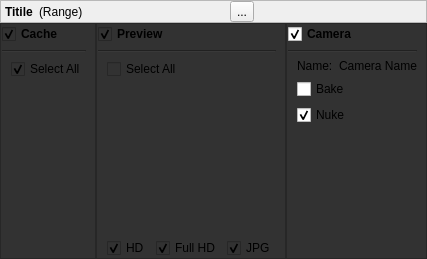
Qt form ui/item.ui (iceanimations/multiShotExport) before a commit.
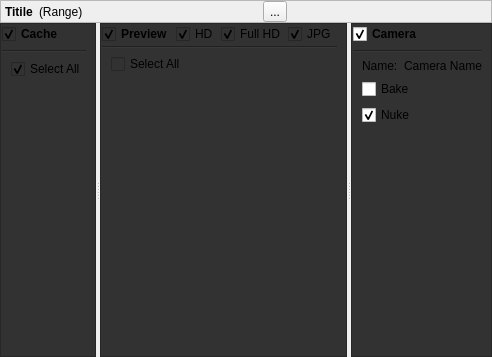
The same form after that commit.

```diff
--- a/ui/item.ui
+++ b/ui/item.ui
@@ -6,8 +6,8 @@
    <rect>
     <x>0</x>
     <y>0</y>
-    <width>384</width>
-    <height>259</height>
+    <width>477</width>
+    <height>357</height>
    </rect>
   </property>
   <property name="sizePolicy">
@@ -34,6 +34,12 @@
    </property>
    <item>
     <widget class="QFrame" name="titleFrame">
+     <property name="sizePolicy">
+      <sizepolicy hsizetype="Preferred" vsizetype="Fixed">
+       <horstretch>0</horstretch>
+       <verstretch>0</verstretch>
+      </sizepolicy>
+     </property>
      <property name="cursor">
       <cursorShape>PointingHandCursor</cursorShape>
      </property>
@@ -136,7 +142,7 @@
      <property name="frameShadow">
       <enum>QFrame::Plain</enum>
      </property>
-     <layout class="QHBoxLayout" name="horizontalLayout_2">
+     <layout class="QVBoxLayout" name="verticalLayout_2">
       <property name="spacing">
        <number>0</number>
       </property>
@@ -144,6 +150,22 @@
        <number>0</number>
       </property>
       <item>
+       <widget class="QSplitter" name="splitter">
+        <property name="minimumSize">
+         <size>
+          <width>0</width>
+          <height>300</height>
+         </size>
+        </property>
+        <property name="maximumSize">
+         <size>
+          <width>16777215</width>
+          <height>16777215</height>
+         </size>
+        </property>
+        <property name="orientation">
+         <enum>Qt::Horizontal</enum>
+        </property>
        <widget class="QFrame" name="frame_2">
         <property name="sizePolicy">
          <sizepolicy hsizetype="Expanding" vsizetype="Expanding">
@@ -239,8 +261,8 @@
              <rect>
               <x>0</x>
               <y>0</y>
-              <width>76</width>
-              <height>178</height>
+               <width>80</width>
+               <height>276</height>
              </rect>
             </property>
             <layout class="QVBoxLayout" name="verticalLayout_10">
@@ -277,8 +299,6 @@
          </item>
         </layout>
        </widget>
-      </item>
-      <item>
        <widget class="QFrame" name="frame_3">
         <property name="sizePolicy">
          <sizepolicy hsizetype="Expanding" vsizetype="Expanding">
@@ -300,6 +320,9 @@
          <enum>QFrame::Plain</enum>
         </property>
         <layout class="QVBoxLayout" name="verticalLayout_3">
+          <property name="spacing">
+           <number>2</number>
+          </property>
          <property name="leftMargin">
           <number>1</number>
          </property>
@@ -310,6 +333,11 @@
           <number>9</number>
          </property>
          <property name="bottomMargin">
+           <number>0</number>
+          </property>
+          <item>
+           <layout class="QHBoxLayout" name="horizontalLayout_5">
+            <property name="leftMargin">
           <number>0</number>
          </property>
          <item>
@@ -335,89 +363,18 @@
           </widget>
          </item>
          <item>
-          <widget class="Line" name="line_2">
+             <spacer name="horizontalSpacer_3">
            <property name="orientation">
             <enum>Qt::Horizontal</enum>
            </property>
-          </widget>
-         </item>
-         <item>
-          <layout class="QHBoxLayout" name="horizontalLayout_5">
-           <property name="leftMargin">
-            <number>9</number>
-           </property>
-           <item>
-            <widget class="QCheckBox" name="pSelectAllButton">
-             <property name="toolTip">
-              <string>Select all display layers</string>
-             </property>
-             <property name="text">
-              <string>Select All</string>
-             </property>
-            </widget>
-           </item>
-          </layout>
-         </item>
-         <item>
-          <widget class="QScrollArea" name="scrollArea_2">
-           <property name="sizePolicy">
-            <sizepolicy hsizetype="Expanding" vsizetype="Expanding">
-             <horstretch>0</horstretch>
-             <verstretch>0</verstretch>
-            </sizepolicy>
-           </property>
-           <property name="frameShape">
-            <enum>QFrame::NoFrame</enum>
-           </property>
-           <property name="widgetResizable">
-            <bool>true</bool>
-           </property>
-           <widget class="QWidget" name="scrollAreaWidgetContents_2">
-            <property name="geometry">
-             <rect>
-              <x>0</x>
-              <y>0</y>
-              <width>156</width>
-              <height>153</height>
-             </rect>
-            </property>
-            <layout class="QVBoxLayout" name="verticalLayout_9">
-             <property name="margin">
-              <number>0</number>
-             </property>
-             <item>
-              <layout class="QVBoxLayout" name="layerLayout">
-               <property name="leftMargin">
-                <number>9</number>
-               </property>
-              </layout>
-             </item>
-             <item>
-              <layout class="QVBoxLayout" name="verticalLayout_8">
-               <item>
-                <spacer name="verticalSpacer_3">
-                 <property name="orientation">
-                  <enum>Qt::Vertical</enum>
-                 </property>
                  <property name="sizeHint" stdset="0">
                   <size>
-                   <width>20</width>
-                   <height>40</height>
+                <width>40</width>
+                <height>20</height>
                   </size>
                  </property>
                 </spacer>
                </item>
-              </layout>
-             </item>
-            </layout>
-           </widget>
-          </widget>
-         </item>
-         <item>
-          <layout class="QHBoxLayout" name="horizontalLayout_3">
-           <property name="leftMargin">
-            <number>9</number>
-           </property>
            <item>
             <widget class="QCheckBox" name="hdButton">
              <property name="toolTip">
@@ -459,10 +416,90 @@
            </item>
           </layout>
          </item>
-        </layout>
+          <item>
+           <widget class="Line" name="line_2">
+            <property name="orientation">
+             <enum>Qt::Horizontal</enum>
+            </property>
        </widget>
       </item>
       <item>
+           <layout class="QHBoxLayout" name="horizontalLayout_2">
+            <property name="leftMargin">
+             <number>9</number>
+            </property>
+            <property name="topMargin">
+             <number>3</number>
+            </property>
+            <item>
+             <widget class="QCheckBox" name="pSelectAllButton">
+              <property name="toolTip">
+               <string>Select all display layers</string>
+              </property>
+              <property name="text">
+               <string>Select All</string>
+              </property>
+             </widget>
+            </item>
+           </layout>
+          </item>
+          <item>
+           <widget class="QScrollArea" name="scrollArea_2">
+            <property name="sizePolicy">
+             <sizepolicy hsizetype="Expanding" vsizetype="Expanding">
+              <horstretch>0</horstretch>
+              <verstretch>0</verstretch>
+             </sizepolicy>
+            </property>
+            <property name="frameShape">
+             <enum>QFrame::NoFrame</enum>
+            </property>
+            <property name="widgetResizable">
+             <bool>true</bool>
+            </property>
+            <widget class="QWidget" name="scrollAreaWidgetContents_2">
+             <property name="geometry">
+              <rect>
+               <x>0</x>
+               <y>0</y>
+               <width>228</width>
+               <height>281</height>
+              </rect>
+             </property>
+             <layout class="QVBoxLayout" name="verticalLayout_9">
+              <property name="margin">
+               <number>0</number>
+              </property>
+              <item>
+               <layout class="QVBoxLayout" name="layerLayout">
+                <property name="leftMargin">
+                 <number>9</number>
+                </property>
+               </layout>
+              </item>
+              <item>
+               <layout class="QVBoxLayout" name="verticalLayout_8">
+                <item>
+                 <spacer name="verticalSpacer_3">
+                  <property name="orientation">
+                   <enum>Qt::Vertical</enum>
+                  </property>
+                  <property name="sizeHint" stdset="0">
+                   <size>
+                    <width>20</width>
+                    <height>40</height>
+                   </size>
+                  </property>
+                 </spacer>
+                </item>
+               </layout>
+              </item>
+             </layout>
+            </widget>
+           </widget>
+          </item>
+         </layout>
+        </widget>
        <widget class="QFrame" name="frame_4">
         <property name="sizePolicy">
          <sizepolicy hsizetype="Expanding" vsizetype="Expanding">
@@ -483,7 +520,7 @@
         <property name="frameShadow">
          <enum>QFrame::Plain</enum>
         </property>
-        <layout class="QVBoxLayout" name="verticalLayout_2">
+         <layout class="QVBoxLayout" name="verticalLayout_5">
          <property name="leftMargin">
           <number>1</number>
          </property>
@@ -526,7 +563,7 @@
           </widget>
          </item>
          <item>
-          <layout class="QVBoxLayout" name="verticalLayout_5">
+           <layout class="QVBoxLayout" name="verticalLayout_7">
            <property name="leftMargin">
             <number>9</number>
            </property>
@@ -596,6 +633,7 @@
           </spacer>
          </item>
         </layout>
+        </widget>
        </widget>
       </item>
      </layout>
```
Lines whose indentation alone changed are shown as unchanged.
